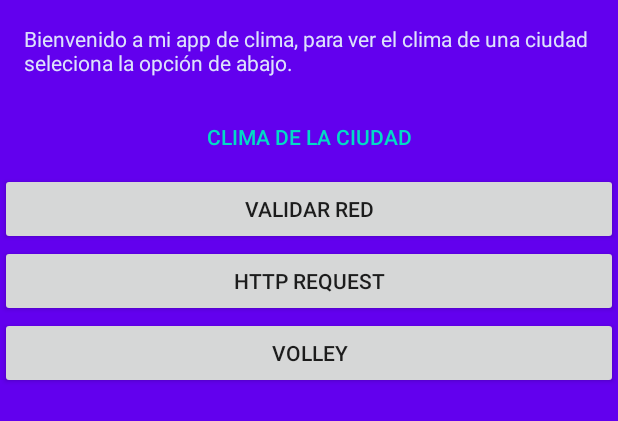
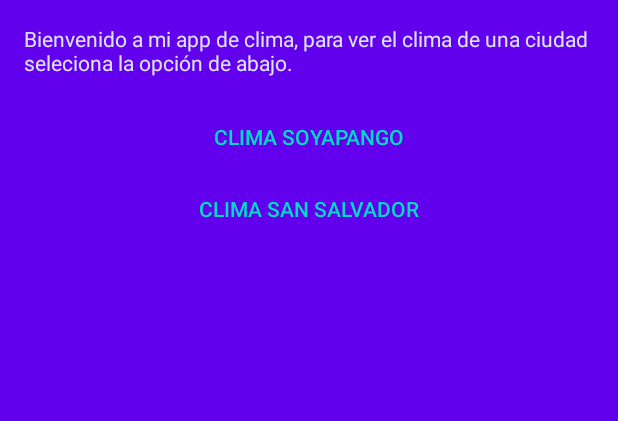
Before and after one commit to codesmario/appClima, an Android app: the layout activity_ciudades.xml on its own in the app's theme, with its tools: preview values and no code run, on a phone screen of 412 x 824 dp. Shown: the top 421 px of the screen. Run offline under Robolectric (Android 15) with nearby library versions, the phone set to English and light mode, and no system bars.

Commit message:
[update] finalizamos la aplicación de clima - app para aprender Kotlin

```diff
--- a/app/build.gradle
+++ b/app/build.gradle
@@ -39,4 +39,6 @@ dependencies {
     implementation "androidx.preference:preference-ktx:1.1.0"
 
     implementation  'com.android.volley:volley:1.1.1'
+    implementation 'com.google.code.gson:gson:2.8.6'
+
 }
--- a/app/src/main/AndroidManifest.xml
+++ b/app/src/main/AndroidManifest.xml
@@ -15,6 +15,7 @@
             android:theme="@style/AppTheme">
 
         <activity android:name=".MainActivity">
+
         </activity>
 
         <activity android:name=".Ciudades">
--- a/app/src/main/res/layout/activity_ciudades.xml
+++ b/app/src/main/res/layout/activity_ciudades.xml
@@ -14,20 +14,13 @@
             android:layout_height="wrap_content" android:id="@+id/tvWelcome" android:layout_margin="16dp"
             android:textColor="@color/clc_ciudad"/>
     <Button
-            android:text="@string/btn_boton"
+            android:text="Clima Soyapango"
             android:layout_width="match_parent"
             android:layout_height="wrap_content" android:id="@+id/bSoyapango"
             style="@style/Widget.AppCompat.Button.Borderless.Colored"/>
     <Button
-            android:text="Validar red"
+            android:text="Clima San Salvador"
             android:layout_width="match_parent"
-            android:layout_height="wrap_content" android:id="@+id/btnValidarCon"/>
-    <Button
-            android:text="HTTP REQUEST"
-            android:layout_width="match_parent"
-            android:layout_height="wrap_content" android:id="@+id/btnRequest"/>
-    <Button
-            android:text="Volley"
-            android:layout_width="match_parent"
-            android:layout_height="wrap_content" android:id="@+id/bVolley"/>
+            android:layout_height="wrap_content" android:id="@+id/bSanSalvador"
+            style="@style/Widget.AppCompat.Button.Borderless.Colored"/>
 </LinearLayout>
```
Also changed, not shown: app/src/main/java/com/udb/edu/clima/Ciudad.kt (+7 -7 lines), app/src/main/java/com/udb/edu/clima/Ciudades.kt (+6 -59 lines), app/src/main/java/com/udb/edu/clima/Main.kt (added, +8 -0 lines), app/src/main/java/com/udb/edu/clima/MainActivity.kt (+43 -13 lines), app/src/main/java/com/udb/edu/clima/Wheater.kt (added, +8 -0 lines).
